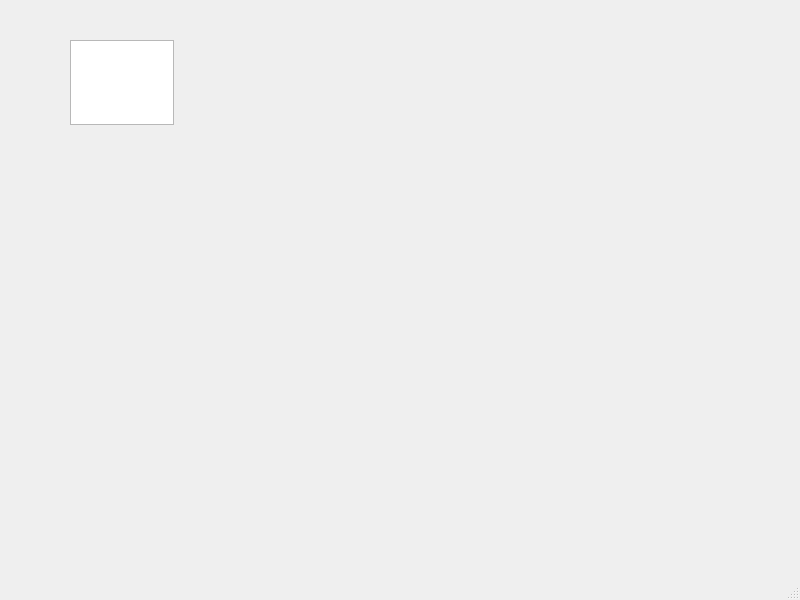
The window that mainwindow.ui (BurakEvci/F1Telemetry) describes before a commit, drawn with Qt 5.
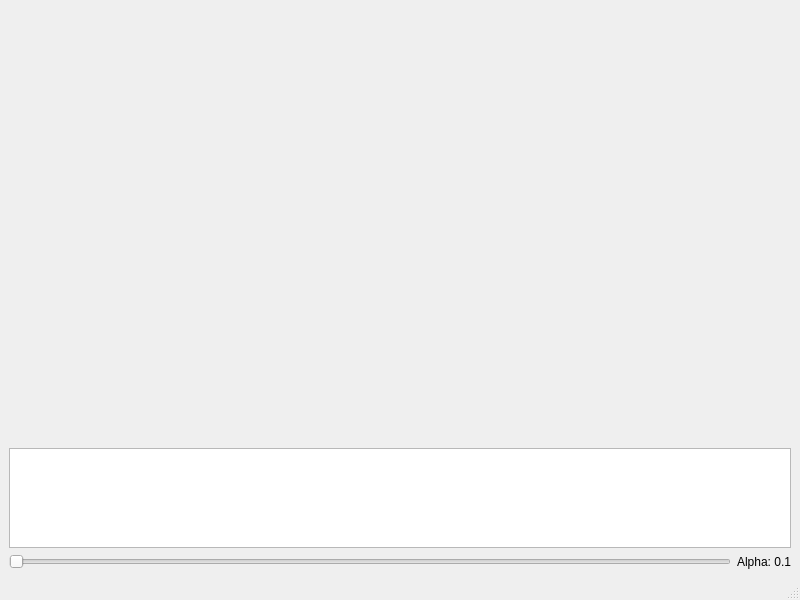
The same window after the commit.

Commit message: Upgrade UI to responsive cockpit layout

```diff
--- a/mainwindow.ui
+++ b/mainwindow.ui
@@ -14,16 +14,56 @@
    <string>MainWindow</string>
   </property>
   <widget class="QWidget" name="centralwidget">
-   <widget class="QTextEdit" name="logViewer">
-    <property name="geometry">
-     <rect>
-      <x>70</x>
-      <y>40</y>
-      <width>104</width>
-      <height>85</height>
-     </rect>
-    </property>
-   </widget>
+   <layout class="QVBoxLayout" name="verticalLayout_2">
+    <item>
+     <layout class="QVBoxLayout" name="verticalLayout" stretch="10,1,0">
+      <item>
+       <widget class="QWidget" name="plotContainer" native="true">
+        <property name="sizePolicy">
+         <sizepolicy hsizetype="Expanding" vsizetype="Expanding">
+          <horstretch>0</horstretch>
+          <verstretch>0</verstretch>
+         </sizepolicy>
+        </property>
+       </widget>
+      </item>
+      <item>
+       <widget class="QTextEdit" name="logViewer">
+        <property name="sizePolicy">
+         <sizepolicy hsizetype="Expanding" vsizetype="Fixed">
+          <horstretch>0</horstretch>
+          <verstretch>0</verstretch>
+         </sizepolicy>
+        </property>
+        <property name="maximumSize">
+         <size>
+          <width>16777215</width>
+          <height>100</height>
+         </size>
+        </property>
+       </widget>
+      </item>
+      <item>
+       <layout class="QHBoxLayout" name="horizontalLayout">
+        <item>
+         <widget class="QSlider" name="alphaSlider">
+          <property name="orientation">
+           <enum>Qt::Orientation::Horizontal</enum>
+          </property>
+         </widget>
+        </item>
+        <item>
+         <widget class="QLabel" name="lblAlphaValue">
+          <property name="text">
+           <string>Alpha: 0.1</string>
+          </property>
+         </widget>
+        </item>
+       </layout>
+      </item>
+     </layout>
+    </item>
+   </layout>
   </widget>
   <widget class="QMenuBar" name="menubar">
    <property name="geometry">
```
The commit also changes 2 other files.
